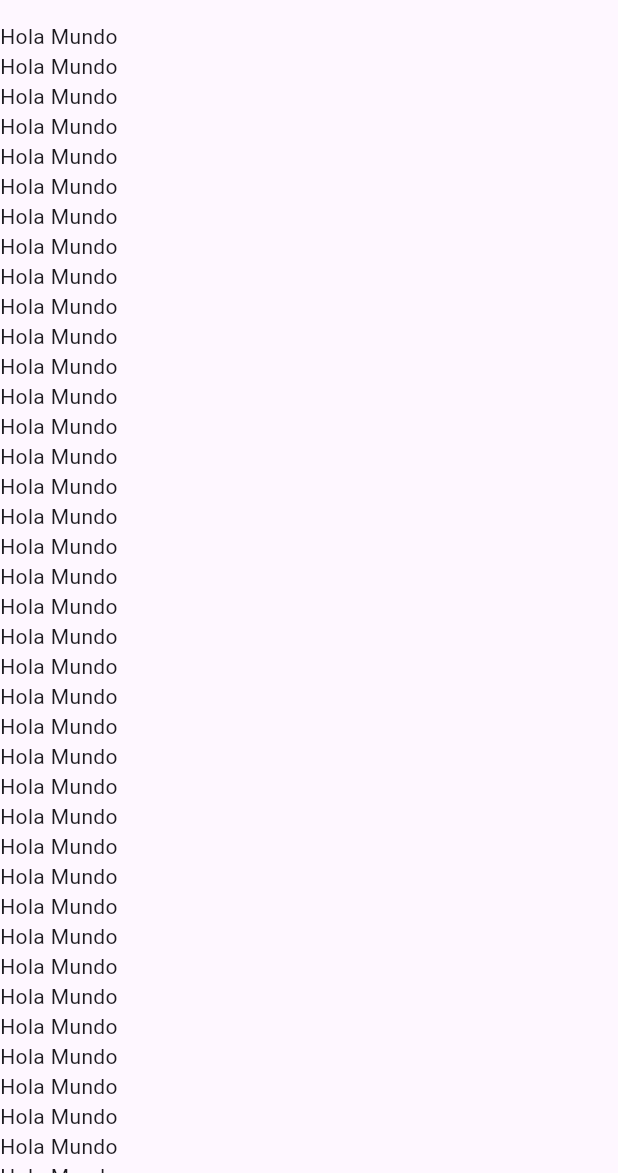
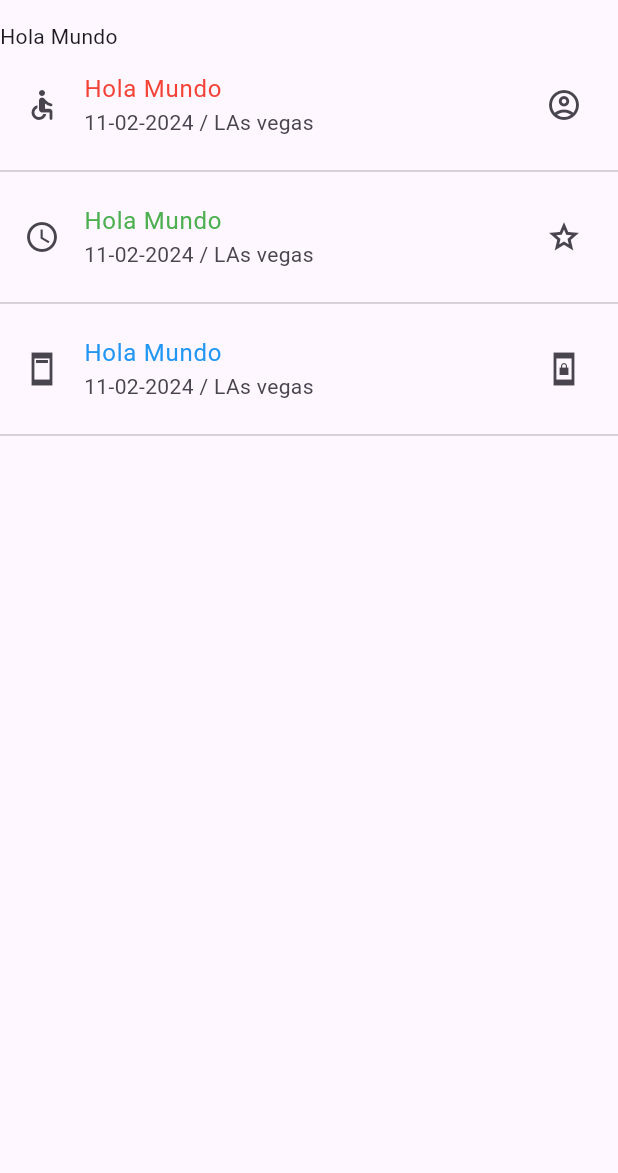
Before and after one commit to SuperExe404/componentes_flutter, a Flutter app: the screen it shows after launch, on a phone screen of 412 x 824 dp, the part 63-1236 px from its top. Run offline on Flutter 3.47's test engine with Material 3 defaults, Android fonts, the phone set to English and light mode, and no system bars.

Commit message:
Adding ListTitle to the ListView

```diff
--- a/lib/home_screen.dart
+++ b/lib/home_screen.dart
@@ -12,213 +12,30 @@ class HomeScreen extends StatelessWidget {
       body: ListView(
         children: const[
           Text('Hola Mundo'),
-          Text('Hola Mundo'),
-          Text('Hola Mundo'),
-          Text('Hola Mundo'),
-          Text('Hola Mundo'),
-          Text('Hola Mundo'),
-          Text('Hola Mundo'),
-          Text('Hola Mundo'),
-          Text('Hola Mundo'),
-          Text('Hola Mundo'),
-          Text('Hola Mundo'),
-          Text('Hola Mundo'),
-          Text('Hola Mundo'),
-          Text('Hola Mundo'),
-          Text('Hola Mundo'),
-          Text('Hola Mundo'),
-          Text('Hola Mundo'),
-          Text('Hola Mundo'),
-          Text('Hola Mundo'),
-          Text('Hola Mundo'),
-          Text('Hola Mundo'),
-          Text('Hola Mundo'),
-          Text('Hola Mundo'),
-          Text('Hola Mundo'),
-          Text('Hola Mundo'),
-          Text('Hola Mundo'),
-          Text('Hola Mundo'),
-          Text('Hola Mundo'),
-          Text('Hola Mundo'),
-          Text('Hola Mundo'),
-          Text('Hola Mundo'),
-          Text('Hola Mundo'),
-          Text('Hola Mundo'),
-          Text('Hola Mundo'),
-          Text('Hola Mundo'),
-          Text('Hola Mundo'),
-          Text('Hola Mundo'),
-          Text('Hola Mundo'),
-          Text('Hola Mundo'),
-          Text('Hola Mundo'),
-          Text('Hola Mundo'),
-          Text('Hola Mundo'),
-          Text('Hola Mundo'),
-          Text('Hola Mundo'),
-          Text('Hola Mundo'),
-          Text('Hola Mundo'),
-          Text('Hola Mundo'),
-          Text('Hola Mundo'),
-          Text('Hola Mundo'),
-          Text('Hola Mundo'),
-          Text('Hola Mundo'),
-          Text('Hola Mundo'),
-          Text('Hola Mundo'),
-          Text('Hola Mundo'),
-          Text('Hola Mundo'),
-          Text('Hola Mundo'),
-          Text('Hola Mundo'),
-          Text('Hola Mundo'),
-          Text('Hola Mundo'),
-          Text('Hola Mundo'),
-          Text('Hola Mundo'),
-          Text('Hola Mundo'),
-          Text('Hola Mundo'),
-          Text('Hola Mundo'),
-          Text('Hola Mundo'),
-          Text('Hola Mundo'),
-          Text('Hola Mundo'),
-          Text('Hola Mundo'),
-          Text('Hola Mundo'),
-          Text('Hola Mundo'),
-          Text('Hola Mundo'),
-          Text('Hola Mundo'),
-          Text('Hola Mundo'),
-          Text('Hola Mundo'),
-          Text('Hola Mundo'),
-          Text('Hola Mundo'),
-          Text('Hola Mundo'),
-          Text('Hola Mundo'),
-          Text('Hola Mundo'),
-          Text('Hola Mundo'),
-          Text('Hola Mundo'),
-          Text('Hola Mundo'),
-          Text('Hola Mundo'),
-          Text('Hola Mundo'),
-          Text('Hola Mundo'),
-          Text('Hola Mundo'),
-          Text('Hola Mundo'),
-          Text('Hola Mundo'),
-          Text('Hola Mundo'),
-          Text('Hola Mundo'),
-          Text('Hola Mundo'),
-          Text('Hola Mundo'),
-          Text('Hola Mundo'),
-          Text('Hola Mundo'),
-          Text('Hola Mundo'),
-          Text('Hola Mundo'),
-          Text('Hola Mundo'),
-          Text('Hola Mundo'),
-          Text('Hola Mundo'),
-          Text('Hola Mundo'),
-          Text('Hola Mundo'),
-          Text('Hola Mundo'),
-          Text('Hola Mundo'),
-          Text('Hola Mundo'),
-          Text('Hola Mundo'),
-          Text('Hola Mundo'),
-          Text('Hola Mundo'),
-          Text('Hola Mundo'),
-          Text('Hola Mundo'),
-          Text('Hola Mundo'),
-          Text('Hola Mundo'),
-          Text('Hola Mundo'),
-          Text('Hola Mundo'),
-          Text('Hola Mundo'),
-          Text('Hola Mundo'),
-          Text('Hola Mundo'),
-          Text('Hola Mundo'),
-          Text('Hola Mundo'),
-          Text('Hola Mundo'),
-          Text('Hola Mundo'),
-          Text('Hola Mundo'),
-          Text('Hola Mundo'),
-          Text('Hola Mundo'),
-          Text('Hola Mundo'),
-          Text('Hola Mundo'),
-          Text('Hola Mundo'),
-          Text('Hola Mundo'),
-          Text('Hola Mundo'),
-          Text('Hola Mundo'),
-          Text('Hola Mundo'),
-          Text('Hola Mundo'),
-          Text('Hola Mundo'),
-          Text('Hola Mundo'),
-          Text('Hola Mundo'),
-          Text('Hola Mundo'),
-          Text('Hola Mundo'),
-          Text('Hola Mundo'),
-          Text('Hola Mundo'),
-          Text('Hola Mundo'),
-          Text('Hola Mundo'),
-          Text('Hola Mundo'),
-          Text('Hola Mundo'),
-          Text('Hola Mundo'),
-          Text('Hola Mundo'),
-          Text('Hola Mundo'),
-          Text('Hola Mundo'),
-          Text('Hola Mundo'),
-          Text('Hola Mundo'),
-          Text('Hola Mundo'),
-          Text('Hola Mundo'),
-          Text('Hola Mundo'),
-          Text('Hola Mundo'),
-          Text('Hola Mundo'),
-          Text('Hola Mundo'),
-          Text('Hola Mundo'),
-          Text('Hola Mundo'),
-          Text('Hola Mundo'),
-          Text('Hola Mundo'),
-          Text('Hola Mundo'),
-          Text('Hola Mundo'),
-          Text('Hola Mundo'),
-          Text('Hola Mundo'),
-          Text('Hola Mundo'),
-          Text('Hola Mundo'),
-          Text('Hola Mundo'),
-          Text('Hola Mundo'),
-          Text('Hola Mundo'),
-          Text('Hola Mundo'),
-          Text('Hola Mundo'),
-          Text('Hola Mundo'),
-          Text('Hola Mundo'),
-          Text('Hola Mundo'),
-          Text('Hola Mundo'),
-          Text('Hola Mundo'),
-          Text('Hola Mundo'),
-          Text('Hola Mundo'),
-          Text('Hola Mundo'),
-          Text('Hola Mundo'),
-          Text('Hola Mundo'),
-          Text('Hola Mundo'),
-          Text('Hola Mundo'),
-          Text('Hola Mundo'),
-          Text('Hola Mundo'),
-          Text('Hola Mundo'),
-          Text('Hola Mundo'),
-          Text('Hola Mundo'),
-          Text('Hola Mundo'),
-          Text('Hola Mundo'),
-          Text('Hola Mundo'),
-          Text('Hola Mundo'),
-          Text('Hola Mundo'),
-          Text('Hola Mundo'),
-          Text('Hola Mundo'),
-          Text('Hola Mundo'),
-          Text('Hola Mundo'),
-          Text('Hola Mundo'),
-          Text('Hola Mundo'),
-          Text('Hola Mundo'),
-          Text('Hola Mundo'),
-          Text('Hola Mundo'),
-          Text('Hola Mundo'),
-          Text('Hola Mundo'),
-          Text('Hola Mundo'),
-          Text('Hola Mundo'),
-          Text('Hola Mundo'),
-          Text('Hola Mundo'),
-          Text('Hola Mundo'),
-          Text('Hola Mundo'),
+          ListTile(
+            leading: Icon(Icons.accessible_rounded),
+            title: Text('Hola Mundo',
+            style: TextStyle(color: Colors.red),),
+            subtitle: Text('11-02-2024 / LAs vegas '),
+            trailing: Icon(Icons.account_circle_outlined),
+          ),
+          Divider(),
+          ListTile(
+            leading: Icon(Icons.access_time_outlined),
+            title: Text('Hola Mundo',
+            style: TextStyle(color: Colors.green),),
+            subtitle: Text('11-02-2024 / LAs vegas '),
+            trailing: Icon(Icons.grade_outlined),
+          ),
+          Divider(),
+          ListTile(
+            leading: Icon(Icons.ad_units_sharp),
+            title: Text('Hola Mundo',
+            style: TextStyle(color: Colors.blue),),
+            subtitle: Text('11-02-2024 / LAs vegas '),
+            trailing: Icon(Icons.screen_lock_portrait_sharp),
+          ),
+          Divider(),
         ],
       ),
     );
--- a/lib/main_app.dart
+++ b/lib/main_app.dart
@@ -7,6 +7,7 @@ class MainApp extends StatelessWidget {
   @override
   Widget build(BuildContext context) {
     return const MaterialApp(
+      debugShowCheckedModeBanner: false,
       home: HomeScreen()
     );
   }
```
